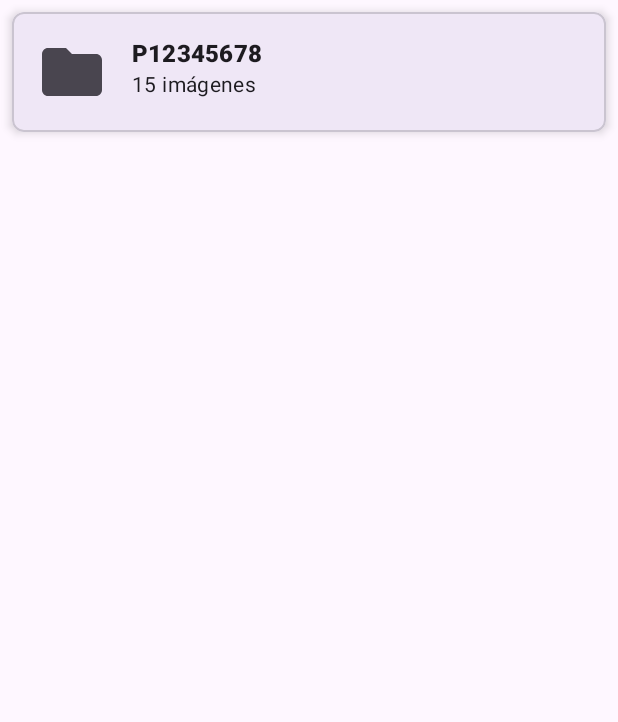
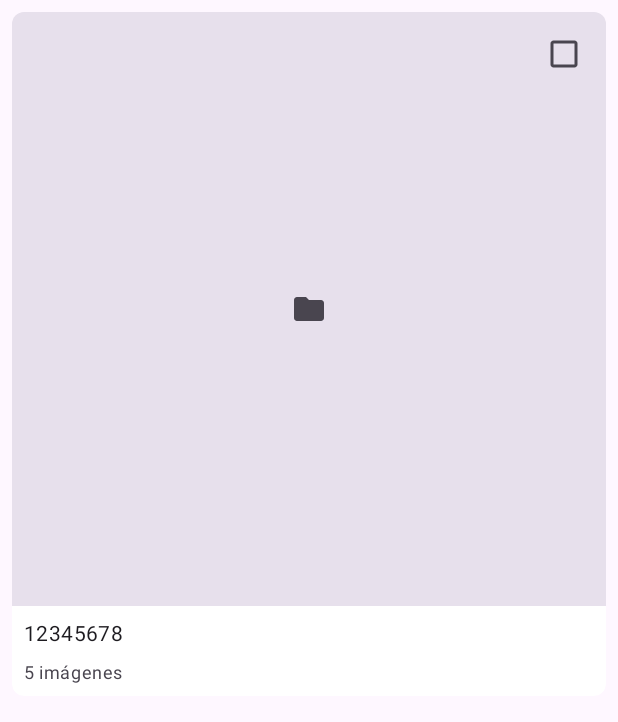
Before and after one commit to DarikPK/CLiteral, an Android app: the layout folder_item.xml on its own in the app's theme, with its tools: preview values and no code run, on a phone screen of 412 x 824 dp. Shown: the top 722 px of the screen. Run offline under Robolectric (Android 15) with nearby library versions, the phone set to English and light mode, and no system bars.

Commit message:
fix: Corrige error de compilación por falta de CheckBox
Soluciona un error de compilación (`Unresolved reference`) que ocurría
porque `FolderAdapter` intentaba acceder a un `checkboxSelect` que no
existía en el layout `folder_item.xml`.

Se ha añadido el `CheckBox` al layout para sincronizarlo con el
código del adaptador y resolver el fallo.

```diff
--- a/app/src/main/res/layout/folder_item.xml
+++ b/app/src/main/res/layout/folder_item.xml
@@ -1,50 +1,70 @@
 <?xml version="1.0" encoding="utf-8"?>
-<com.google.android.material.card.MaterialCardView xmlns:android="http://schemas.android.com/apk/res/android"
+<androidx.cardview.widget.CardView xmlns:android="http://schemas.android.com/apk/res/android"
     xmlns:app="http://schemas.android.com/apk/res-auto"
     xmlns:tools="http://schemas.android.com/tools"
     android:layout_width="match_parent"
     android:layout_height="wrap_content"
     android:layout_margin="8dp"
-    app:cardElevation="4dp"
-    app:cardCornerRadius="8dp">
+    app:cardCornerRadius="8dp"
+    app:cardElevation="4dp">
 
     <androidx.constraintlayout.widget.ConstraintLayout
         android:layout_width="match_parent"
-        android:layout_height="wrap_content"
-        android:padding="16dp">
+        android:layout_height="wrap_content">
 
-        <ImageView
-            android:id="@+id/folder_icon"
-            android:layout_width="48dp"
-            android:layout_height="48dp"
-            android:src="@drawable/ic_folder"
+        <FrameLayout
+            android:id="@+id/image_container"
+            android:layout_width="0dp"
+            android:layout_height="0dp"
+            app:layout_constraintTop_toTopOf="parent"
             app:layout_constraintStart_toStartOf="parent"
-            app:layout_constraintTop_toTopOf="parent"
-            app:layout_constraintBottom_toBottomOf="parent"
-            android:contentDescription="Icono de carpeta"/>
+            app:layout_constraintEnd_toEndOf="parent"
+            app:layout_constraintDimensionRatio="1:1">
+
+            <ImageView
+                android:id="@+id/folder_thumbnail"
+                android:layout_width="match_parent"
+                android:layout_height="match_parent"
+                android:src="@drawable/ic_folder"
+                android:scaleType="centerInside"
+                android:background="?attr/colorSurfaceVariant"/>
+
+            <CheckBox
+                android:id="@+id/checkbox_select"
+                android:layout_width="wrap_content"
+                android:layout_height="wrap_content"
+                android:layout_gravity="top|end"
+                android:layout_margin="4dp"/>
+
+        </FrameLayout>
 
         <TextView
             android:id="@+id/partida_id_text"
             android:layout_width="0dp"
             android:layout_height="wrap_content"
-            android:layout_marginStart="16dp"
-            android:textStyle="bold"
-            android:textAppearance="?attr/textAppearanceListItem"
-            app:layout_constraintStart_toEndOf="@id/folder_icon"
+            android:padding="8dp"
+            android:textAppearance="?attr/textAppearanceBody2"
+            android:maxLines="1"
+            android:ellipsize="end"
+            app:layout_constraintTop_toBottomOf="@id/image_container"
+            app:layout_constraintStart_toStartOf="parent"
             app:layout_constraintEnd_toEndOf="parent"
-            app:layout_constraintTop_toTopOf="parent"
-            tools:text="P12345678" />
+            tools:text="12345678" />
 
         <TextView
             android:id="@+id/image_count_text"
             android:layout_width="0dp"
             android:layout_height="wrap_content"
-            android:layout_marginStart="16dp"
-            android:textAppearance="?attr/textAppearanceListItemSecondary"
-            app:layout_constraintStart_toEndOf="@id/folder_icon"
+            android:paddingStart="8dp"
+            android:paddingEnd="8dp"
+            android:paddingBottom="8dp"
+            android:textAppearance="?attr/textAppearanceCaption"
+            app:layout_constraintTop_toBottomOf="@id/partida_id_text"
+            app:layout_constraintStart_toStartOf="parent"
             app:layout_constraintEnd_toEndOf="parent"
-            app:layout_constraintTop_toBottomOf="@id/partida_id_text"
-            tools:text="15 imágenes" />
+            app:layout_constraintBottom_toBottomOf="parent"
+            tools:text="5 imágenes" />
 
     </androidx.constraintlayout.widget.ConstraintLayout>
-</com.google.android.material.card.MaterialCardView>
+
+</androidx.cardview.widget.CardView>
```
